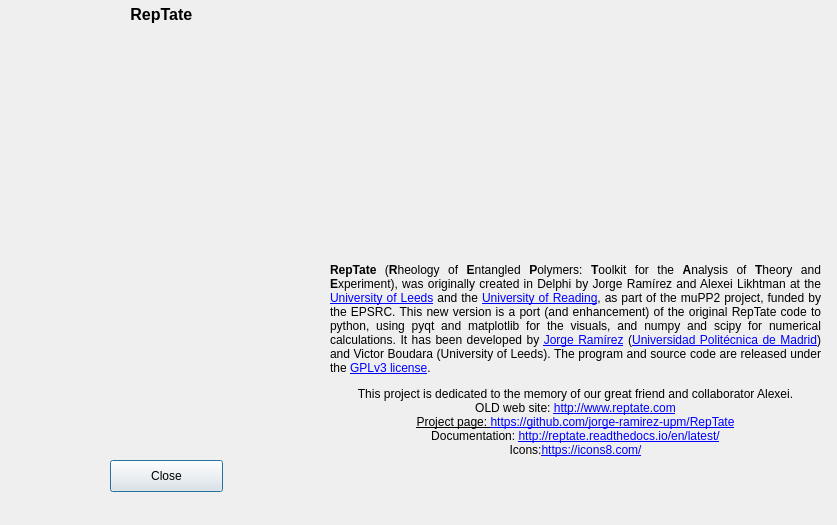
The window that RepTate/gui/AboutDialog.ui (jorge-ramirez-upm/RepTate) describes before a commit, drawn with Qt 5.
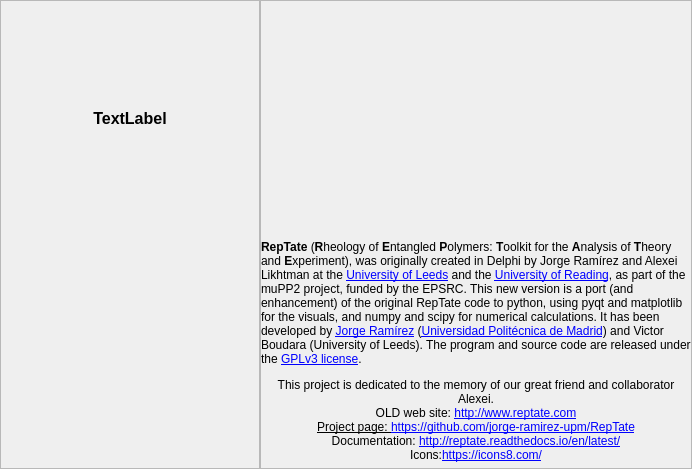
The same window after the commit. Icons and pictures are not drawn.

```diff
--- a/RepTate/gui/AboutDialog.ui
+++ b/RepTate/gui/AboutDialog.ui
@@ -9,8 +9,8 @@
    <rect>
     <x>0</x>
     <y>0</y>
-    <width>837</width>
-    <height>525</height>
+    <width>692</width>
+    <height>469</height>
    </rect>
   </property>
   <property name="windowTitle">
@@ -23,105 +23,136 @@
   <property name="modal">
    <bool>true</bool>
   </property>
-  <widget class="QLabel" name="label">
-   <property name="geometry">
-    <rect>
-     <x>-10</x>
-     <y>0</y>
-     <width>331</width>
-     <height>421</height>
-    </rect>
+  <layout class="QHBoxLayout" name="horizontalLayout_2">
+   <property name="spacing">
+    <number>0</number>
    </property>
-   <property name="text">
-    <string/>
+   <property name="leftMargin">
+    <number>0</number>
    </property>
-   <property name="pixmap">
-    <pixmap resource="About.qrc">:/Images/Images/logo.png</pixmap>
+   <property name="topMargin">
+    <number>0</number>
    </property>
-  </widget>
-  <widget class="QPushButton" name="closeButton">
-   <property name="geometry">
-    <rect>
-     <x>110</x>
-     <y>460</y>
-     <width>113</width>
-     <height>32</height>
-    </rect>
+   <property name="rightMargin">
+    <number>0</number>
    </property>
-   <property name="text">
-    <string>Close</string>
+   <property name="bottomMargin">
+    <number>0</number>
    </property>
-   <property name="autoDefault">
-    <bool>true</bool>
-   </property>
-   <property name="default">
-    <bool>false</bool>
-   </property>
-   <property name="flat">
-    <bool>false</bool>
-   </property>
-  </widget>
-  <widget class="QLabel" name="label_4">
-   <property name="geometry">
-    <rect>
-     <x>480</x>
-     <y>0</y>
-     <width>191</width>
-     <height>201</height>
-    </rect>
-   </property>
-   <property name="text">
-    <string/>
-   </property>
-   <property name="pixmap">
-    <pixmap resource="About.qrc">:/Images/Images/alexei.png</pixmap>
-   </property>
-  </widget>
-  <widget class="QLabel" name="label_6">
-   <property name="geometry">
-    <rect>
-     <x>330</x>
-     <y>200</y>
-     <width>491</width>
-     <height>321</height>
-    </rect>
-   </property>
-   <property name="text">
-    <string>&lt;html&gt;&lt;head/&gt;&lt;body&gt;&lt;p align=&quot;justify&quot;&gt;&lt;span style=&quot; font-weight:600;&quot;&gt;RepTate&lt;/span&gt; (&lt;span style=&quot; font-weight:600;&quot;&gt;R&lt;/span&gt;heology of &lt;span style=&quot; font-weight:600;&quot;&gt;E&lt;/span&gt;ntangled &lt;span style=&quot; font-weight:600;&quot;&gt;P&lt;/span&gt;olymers: &lt;span style=&quot; font-weight:600;&quot;&gt;T&lt;/span&gt;oolkit for the &lt;span style=&quot; font-weight:600;&quot;&gt;A&lt;/span&gt;nalysis of &lt;span style=&quot; font-weight:600;&quot;&gt;T&lt;/span&gt;heory and &lt;span style=&quot; font-weight:600;&quot;&gt;E&lt;/span&gt;xperiment), was originally created in Delphi by Jorge Ramírez and Alexei Likhtman at the &lt;a href=&quot;http://www.leeds.ac.uk/&quot;&gt;&lt;span style=&quot; text-decoration: underline; color:#0000ff;&quot;&gt;University of Leeds&lt;/span&gt;&lt;/a&gt; and the &lt;a href=&quot;http://www.reading.ac.uk/&quot;&gt;&lt;span style=&quot; text-decoration: underline; color:#0000ff;&quot;&gt;University of Reading&lt;/span&gt;&lt;/a&gt;, as part of the muPP2 project, funded by the EPSRC. This new version is a port (and enhancement) of the original RepTate code to python, using pyqt and matplotlib for the visuals, and numpy and scipy for numerical calculations. It has been developed by &lt;a href=&quot;mailto: jorge.ramirez@upm.es&quot;&gt;&lt;span style=&quot; text-decoration: underline; color:#0000ff;&quot;&gt;Jorge Ramírez&lt;/span&gt;&lt;/a&gt; (&lt;a href=&quot;www.upm.es&quot;&gt;&lt;span style=&quot; text-decoration: underline; color:#0000ff;&quot;&gt;Universidad Politécnica de Madrid&lt;/span&gt;&lt;/a&gt;) and Victor Boudara (University of Leeds). The program and source code are released under the &lt;a href=&quot;https://www.gnu.org/licenses/gpl-3.0.en.html&quot;&gt;&lt;span style=&quot; text-decoration: underline; color:#0000ff;&quot;&gt;GPLv3 license&lt;/span&gt;&lt;/a&gt;.&lt;/p&gt;&lt;p align=&quot;center&quot;&gt;This project is dedicated to the memory of our great friend and collaborator Alexei.&lt;br/&gt;OLD web site: &lt;a href=&quot;https://icons8.com/&quot;&gt;&lt;span style=&quot; text-decoration: underline; color:#0000ff;&quot;&gt;http://www.reptate.com&lt;br/&gt;&lt;/span&gt;&lt;/a&gt;&lt;a href=&quot;https://icons8.com/&quot;&gt;&lt;span style=&quot; text-decoration: underline; color:#000000;&quot;&gt;Project page: &lt;/span&gt;&lt;/a&gt;&lt;a href=&quot;https://github.com/jorge-ramirez-upm/RepTate &quot;&gt;&lt;span style=&quot; text-decoration: underline; color:#0000ff;&quot;&gt;https://github.com/jorge-ramirez-upm/RepTate&lt;br/&gt;&lt;/span&gt;&lt;/a&gt;Documentation: &lt;a href=&quot;https://github.com/jorge-ramirez-upm/RepTate &quot;&gt;&lt;span style=&quot; text-decoration: underline; color:#0000ff;&quot;&gt;http://reptate.readthedocs.io/en/latest/&lt;br/&gt;&lt;/span&gt;&lt;/a&gt;Icons:&lt;a href=&quot; https://icons8.com/&quot;&gt;&lt;span style=&quot; text-decoration: underline; color:#0000ff;&quot;&gt;https://icons8.com/&lt;/span&gt;&lt;/a&gt;&lt;/p&gt;&lt;/body&gt;&lt;/html&gt;</string>
-   </property>
-   <property name="textFormat">
-    <enum>Qt::RichText</enum>
-   </property>
-   <property name="scaledContents">
-    <bool>false</bool>
-   </property>
-   <property name="wordWrap">
-    <bool>true</bool>
-   </property>
-  </widget>
-  <widget class="QLabel" name="label_Version">
-   <property name="geometry">
-    <rect>
-     <x>20</x>
-     <y>0</y>
-     <width>287</width>
-     <height>29</height>
-    </rect>
-   </property>
-   <property name="font">
-    <font>
-     <pointsize>12</pointsize>
-     <weight>75</weight>
-     <bold>true</bold>
-    </font>
-   </property>
-   <property name="text">
-    <string>RepTate </string>
-   </property>
-   <property name="alignment">
-    <set>Qt::AlignCenter</set>
-   </property>
-  </widget>
+   <item>
+    <widget class="QFrame" name="frame">
+     <property name="frameShape">
+      <enum>QFrame::StyledPanel</enum>
+     </property>
+     <property name="frameShadow">
+      <enum>QFrame::Raised</enum>
+     </property>
+     <layout class="QVBoxLayout" name="verticalLayout_2">
+      <property name="spacing">
+       <number>0</number>
+      </property>
+      <property name="leftMargin">
+       <number>0</number>
+      </property>
+      <property name="topMargin">
+       <number>0</number>
+      </property>
+      <property name="rightMargin">
+       <number>0</number>
+      </property>
+      <property name="bottomMargin">
+       <number>0</number>
+      </property>
+      <item>
+       <widget class="QLabel" name="label_Version">
+        <property name="font">
+         <font>
+          <pointsize>12</pointsize>
+          <weight>75</weight>
+          <bold>true</bold>
+         </font>
+        </property>
+        <property name="text">
+         <string>TextLabel</string>
+        </property>
+        <property name="alignment">
+         <set>Qt::AlignCenter</set>
+        </property>
+       </widget>
+      </item>
+      <item>
+       <widget class="QLabel" name="label">
+        <property name="text">
+         <string/>
+        </property>
+        <property name="pixmap">
+         <pixmap resource="About.qrc">:/Images/Images/logo.png</pixmap>
+        </property>
+        <property name="scaledContents">
+         <bool>false</bool>
+        </property>
+        <property name="alignment">
+         <set>Qt::AlignCenter</set>
+        </property>
+       </widget>
+      </item>
+     </layout>
+    </widget>
+   </item>
+   <item>
+    <widget class="QFrame" name="frame_2">
+     <property name="frameShape">
+      <enum>QFrame::StyledPanel</enum>
+     </property>
+     <property name="frameShadow">
+      <enum>QFrame::Raised</enum>
+     </property>
+     <layout class="QVBoxLayout" name="verticalLayout_3">
+      <property name="spacing">
+       <number>0</number>
+      </property>
+      <property name="leftMargin">
+       <number>0</number>
+      </property>
+      <property name="topMargin">
+       <number>0</number>
+      </property>
+      <property name="rightMargin">
+       <number>0</number>
+      </property>
+      <property name="bottomMargin">
+       <number>0</number>
+      </property>
+      <item>
+       <widget class="QLabel" name="label_2">
+        <property name="text">
+         <string/>
+        </property>
+        <property name="pixmap">
+         <pixmap resource="About.qrc">:/Images/Images/alexei.png</pixmap>
+        </property>
+        <property name="alignment">
+         <set>Qt::AlignCenter</set>
+        </property>
+       </widget>
+      </item>
+      <item>
+       <widget class="QLabel" name="label_3">
+        <property name="text">
+         <string>&lt;html&gt;&lt;head/&gt;&lt;body&gt;&lt;p&gt;&lt;span style=&quot; font-weight:600;&quot;&gt;RepTate&lt;/span&gt; (&lt;span style=&quot; font-weight:600;&quot;&gt;R&lt;/span&gt;heology of &lt;span style=&quot; font-weight:600;&quot;&gt;E&lt;/span&gt;ntangled &lt;span style=&quot; font-weight:600;&quot;&gt;P&lt;/span&gt;olymers: &lt;span style=&quot; font-weight:600;&quot;&gt;T&lt;/span&gt;oolkit for the &lt;span style=&quot; font-weight:600;&quot;&gt;A&lt;/span&gt;nalysis of &lt;span style=&quot; font-weight:600;&quot;&gt;T&lt;/span&gt;heory and &lt;span style=&quot; font-weight:600;&quot;&gt;E&lt;/span&gt;xperiment), was originally created in Delphi by Jorge Ramírez and Alexei Likhtman at the &lt;a href=&quot;http://www.leeds.ac.uk/&quot;&gt;&lt;span style=&quot; text-decoration: underline; color:#0000ff;&quot;&gt;University of Leeds&lt;/span&gt;&lt;/a&gt; and the &lt;a href=&quot;http://www.reading.ac.uk/&quot;&gt;&lt;span style=&quot; text-decoration: underline; color:#0000ff;&quot;&gt;University of Reading&lt;/span&gt;&lt;/a&gt;, as part of the muPP2 project, funded by the EPSRC. This new version is a port (and enhancement) of the original RepTate code to python, using pyqt and matplotlib for the visuals, and numpy and scipy for numerical calculations. It has been developed by &lt;a href=&quot;mailto: jorge.ramirez@upm.es&quot;&gt;&lt;span style=&quot; text-decoration: underline; color:#0000ff;&quot;&gt;Jorge Ramírez&lt;/span&gt;&lt;/a&gt; (&lt;a href=&quot;www.upm.es&quot;&gt;&lt;span style=&quot; text-decoration: underline; color:#0000ff;&quot;&gt;Universidad Politécnica de Madrid&lt;/span&gt;&lt;/a&gt;) and Victor Boudara (University of Leeds). The program and source code are released under the &lt;a href=&quot;https://www.gnu.org/licenses/gpl-3.0.en.html&quot;&gt;&lt;span style=&quot; text-decoration: underline; color:#0000ff;&quot;&gt;GPLv3 license&lt;/span&gt;&lt;/a&gt;.&lt;/p&gt;&lt;p align=&quot;center&quot;&gt;This project is dedicated to the memory of our great friend and collaborator Alexei.&lt;br/&gt;OLD web site: &lt;a href=&quot;https://icons8.com/&quot;&gt;&lt;span style=&quot; text-decoration: underline; color:#0000ff;&quot;&gt;http://www.reptate.com&lt;br/&gt;&lt;/span&gt;&lt;/a&gt;&lt;a href=&quot;https://icons8.com/&quot;&gt;&lt;span style=&quot; text-decoration: underline; color:#000000;&quot;&gt;Project page: &lt;/span&gt;&lt;/a&gt;&lt;a href=&quot;https://github.com/jorge-ramirez-upm/RepTate &quot;&gt;&lt;span style=&quot; text-decoration: underline; color:#0000ff;&quot;&gt;https://github.com/jorge-ramirez-upm/RepTate&lt;br/&gt;&lt;/span&gt;&lt;/a&gt;Documentation: &lt;a href=&quot;https://github.com/jorge-ramirez-upm/RepTate &quot;&gt;&lt;span style=&quot; text-decoration: underline; color:#0000ff;&quot;&gt;http://reptate.readthedocs.io/en/latest/&lt;br/&gt;&lt;/span&gt;&lt;/a&gt;Icons:&lt;a href=&quot; https://icons8.com/&quot;&gt;&lt;span style=&quot; text-decoration: underline; color:#0000ff;&quot;&gt;https://icons8.com/&lt;/span&gt;&lt;/a&gt;&lt;/p&gt;&lt;/body&gt;&lt;/html&gt;</string>
+        </property>
+        <property name="textFormat">
+         <enum>Qt::RichText</enum>
+        </property>
+        <property name="wordWrap">
+         <bool>true</bool>
+        </property>
+       </widget>
+      </item>
+     </layout>
+    </widget>
+   </item>
+  </layout>
  </widget>
  <resources>
   <include location="About.qrc"/>
```
Left out of the diff: 22 changed lines with no effect on the pictures.
